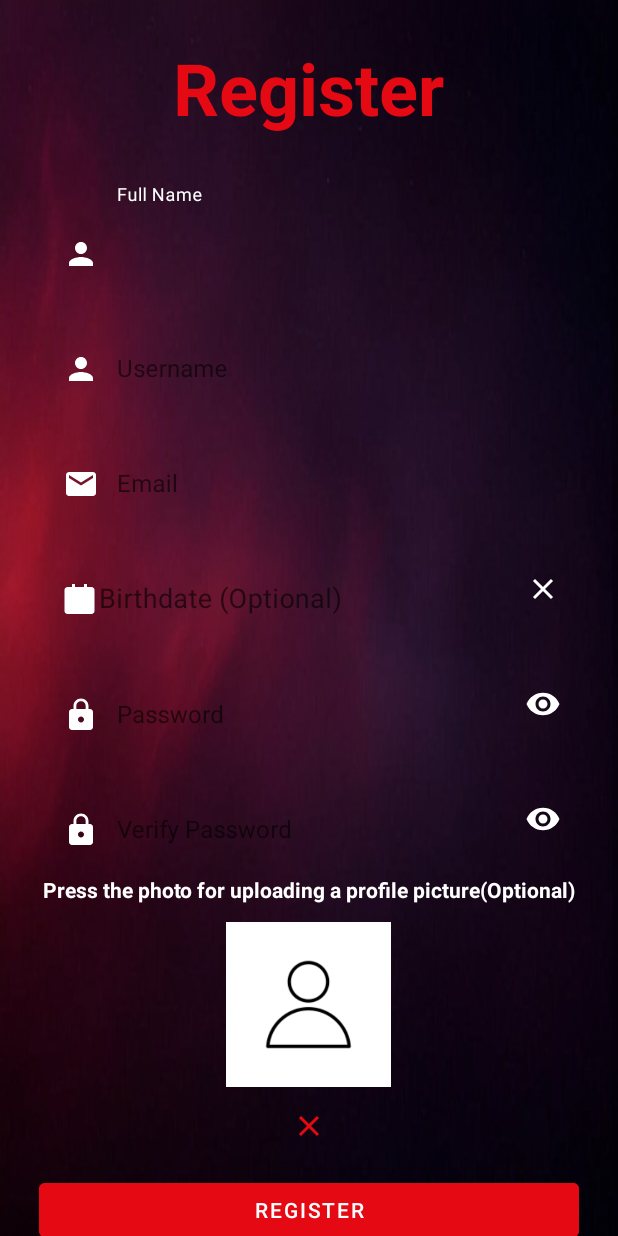
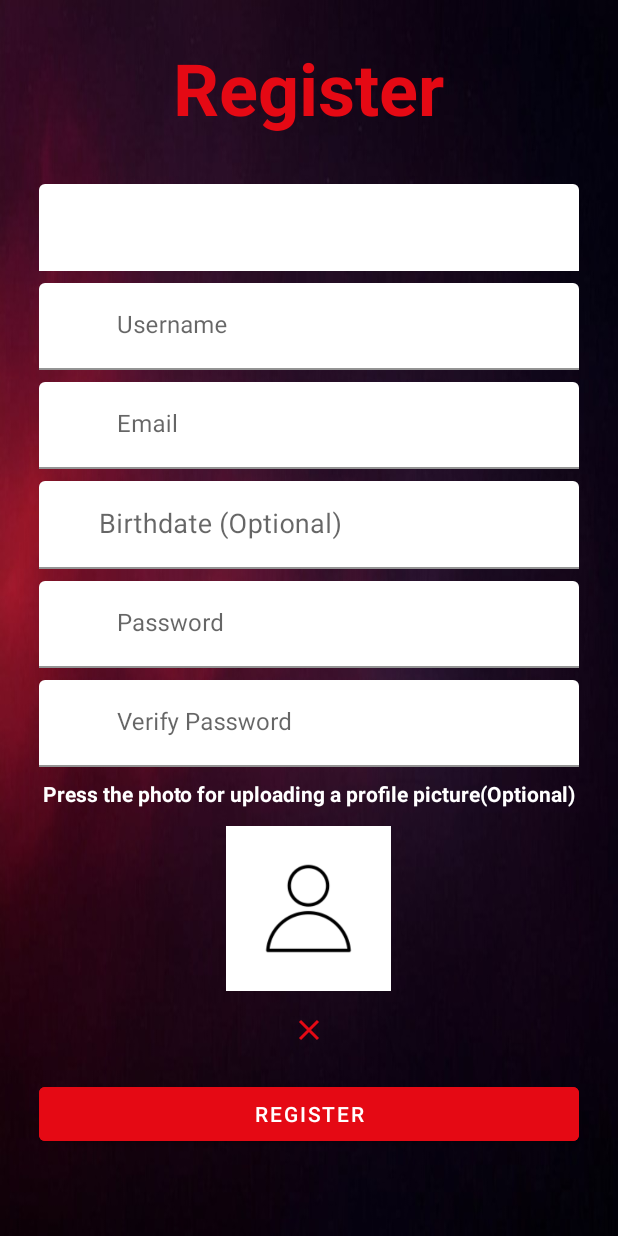
Before and after one commit to shonze/FakeFlix, an Android app: the screen it shows after launch (RegisterActivity), after a tap on "GET STARTED", on a phone screen of 412 x 824 dp. Run offline under Robolectric (Android 15) with nearby library versions, the phone set to English and light mode, and no system bars; our stand-ins replace Room's generated code; pictures from the network do not load.

Commit message:
finishing android tuches

```diff
--- a/src/androidApp/app/src/main/java/com/example/fakeflix/WatchMovieActivity.java
+++ b/src/androidApp/app/src/main/java/com/example/fakeflix/WatchMovieActivity.java
@@ -37,6 +37,7 @@ import com.example.fakeflix.Adapters.MovieAdapter;
 import com.example.fakeflix.databinding.ActivityLoginBinding;
 import com.example.fakeflix.databinding.ActivityWatchMovieBinding;
 import com.example.fakeflix.entities.Movie;
+import com.example.fakeflix.utils.Constants;
 import com.squareup.picasso.Picasso;
 
 import java.util.ArrayList;
@@ -150,8 +151,8 @@ public class WatchMovieActivity extends AppCompatActivity {
 //            Intent intent = new Intent(SearchActivity.this, VideoPlayerActivity.class);
             intent2.putExtra("movieId", movie.getMovieId());
             intent2.putExtra("movieTitle", movie.getTitle());
-            intent2.putExtra("movieThumbnail", getString(R.string.api_base_url) + "/uploads/" + movie.getThumbnailName());
-            intent2.putExtra("movieVideo", getString(R.string.api_base_url) + "/uploads/" + movie.getVideoName());
+            intent2.putExtra("movieThumbnail", Constants.BASE_URL + "/uploads/" + movie.getThumbnailName());
+            intent2.putExtra("movieVideo", Constants.BASE_URL + "/uploads/" + movie.getVideoName());
 
             intent2.putExtra("movieDescription", movie.getDescription());
             intent2.putExtra("movieLength", movie.getLength());
--- a/src/androidApp/app/src/main/java/com/example/fakeflix/data/remote/RetrofitClient.java
+++ b/src/androidApp/app/src/main/java/com/example/fakeflix/data/remote/RetrofitClient.java
@@ -11,7 +11,7 @@ public class RetrofitClient {
     public static Retrofit getClient() {
         if (retrofit == null) {
             retrofit = new Retrofit.Builder()
-                    .baseUrl(Constants.BASE_URL)
+                    .baseUrl(Constants.BASE_URL + "/api/")
                     .addConverterFactory(GsonConverterFactory.create())
                     .build();
         }
--- a/src/androidApp/app/src/main/java/com/example/fakeflix/utils/Constants.java
+++ b/src/androidApp/app/src/main/java/com/example/fakeflix/utils/Constants.java
@@ -1,5 +1,5 @@
 package com.example.fakeflix.utils;
 
 public class Constants {
-    public static final String BASE_URL = "http://10.0.0.16:8080";
+    public static final String BASE_URL = "http://192.168.1.122:8080";
 }
--- a/src/androidApp/app/src/main/res/layout/activity_main.xml
+++ b/src/androidApp/app/src/main/res/layout/activity_main.xml
@@ -7,7 +7,7 @@
     android:layout_height="match_parent"
     android:fitsSystemWindows="true"
     tools:openDrawer="start"
-    tools:context=".MainActivity">
+    tools:context="com.example.advanced_programing_ex_4.MainActivity">
 
     <RelativeLayout
         android:layout_width="match_parent"
--- a/src/androidApp/app/src/main/res/layout/activity_register.xml
+++ b/src/androidApp/app/src/main/res/layout/activity_register.xml
@@ -32,7 +32,7 @@
             app:endIconTint="@color/white"
             app:boxStrokeColor="@color/white"
             app:hintTextColor="@color/white"
-            app:boxBackgroundMode="none">
+            app:boxBackgroundColor="@android:color/transparent">
 
             <com.google.android.material.textfield.TextInputEditText
                 android:id="@+id/etFullName"
@@ -54,7 +54,7 @@
             app:endIconTint="@color/white"
             app:boxStrokeColor="@color/white"
             app:hintTextColor="@color/white"
-            app:boxBackgroundMode="none">
+            app:boxBackgroundColor="@android:color/transparent">
 
             <com.google.android.material.textfield.TextInputEditText
                 android:id="@+id/etUsername"
@@ -76,7 +76,7 @@
             app:endIconTint="@color/white"
             app:boxStrokeColor="@color/white"
             app:hintTextColor="@color/white"
-            app:boxBackgroundMode="none">
+            app:boxBackgroundColor="@android:color/transparent">
 
             <com.google.android.material.textfield.TextInputEditText
                 android:id="@+id/etEmail"
@@ -101,7 +101,7 @@
             app:endIconTint="@color/white"
             app:boxStrokeColor="@color/white"
             app:hintTextColor="@color/white"
-            app:boxBackgroundMode="none">
+            app:boxBackgroundColor="@android:color/transparent">
 
             <com.google.android.material.textfield.TextInputEditText
                 android:id="@+id/birthdateEditText"
@@ -124,7 +124,7 @@
             app:endIconTint="@color/white"
             app:boxStrokeColor="@color/white"
             app:hintTextColor="@color/white"
-            app:boxBackgroundMode="none"
+            app:boxBackgroundColor="@android:color/transparent"
             app:endIconMode="password_toggle">
 
             <com.google.android.material.textfield.TextInputEditText
@@ -147,7 +147,7 @@
             app:endIconTint="@color/white"
             app:boxStrokeColor="@color/white"
             app:hintTextColor="@color/white"
-            app:boxBackgroundMode="none"
+            app:boxBackgroundColor="@android:color/transparent"
             app:endIconMode="password_toggle">
 
             <com.google.android.material.textfield.TextInputEditText
```
Also changed, not shown: src/androidApp/app/src/main/java/com/example/advanced_programing_ex_4/CategoryMoviesActivity.java (+10 -0 lines), src/androidApp/app/src/main/java/com/example/advanced_programing_ex_4/MainActivity.java (+5 -2 lines), src/androidApp/app/src/main/java/com/example/advanced_programing_ex_4/Repositories/MoviesListsRepository.java (+8 -4 lines), src/androidApp/app/src/main/java/com/example/fakeflix/LoginActivity.java (+7 -1 lines), src/androidApp/app/src/main/java/com/example/fakeflix/data/repository/CategoryRepository.java (+4 -4 lines), src/androidApp/app/src/main/java/com/example/fakeflix/data/repository/MovieRepository.java (+7 -7 lines).
